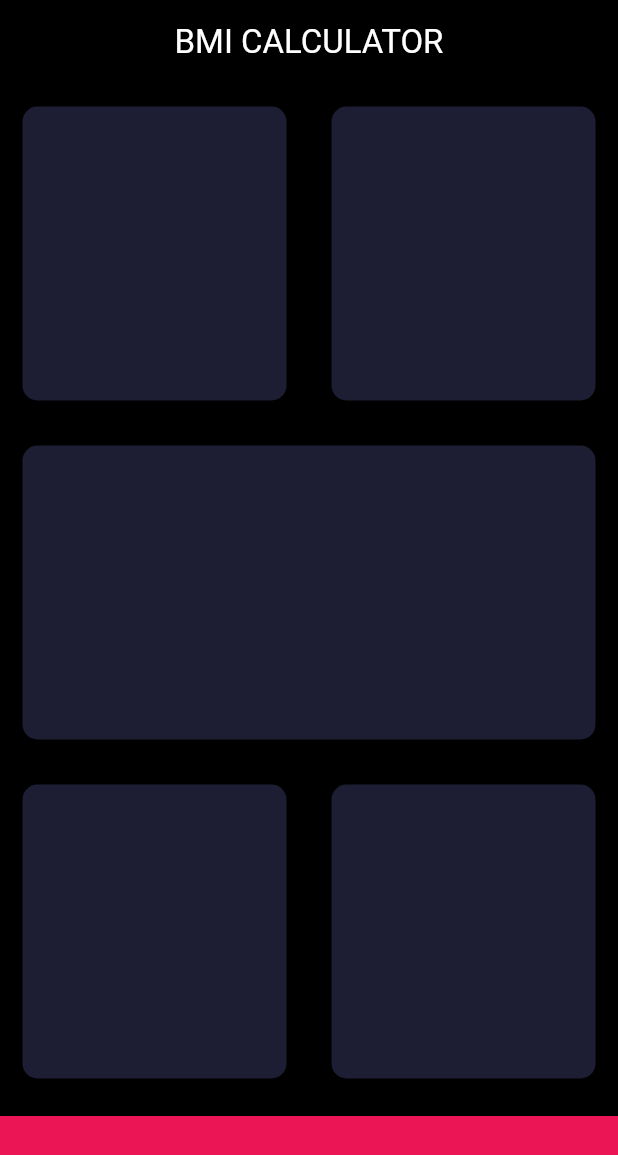
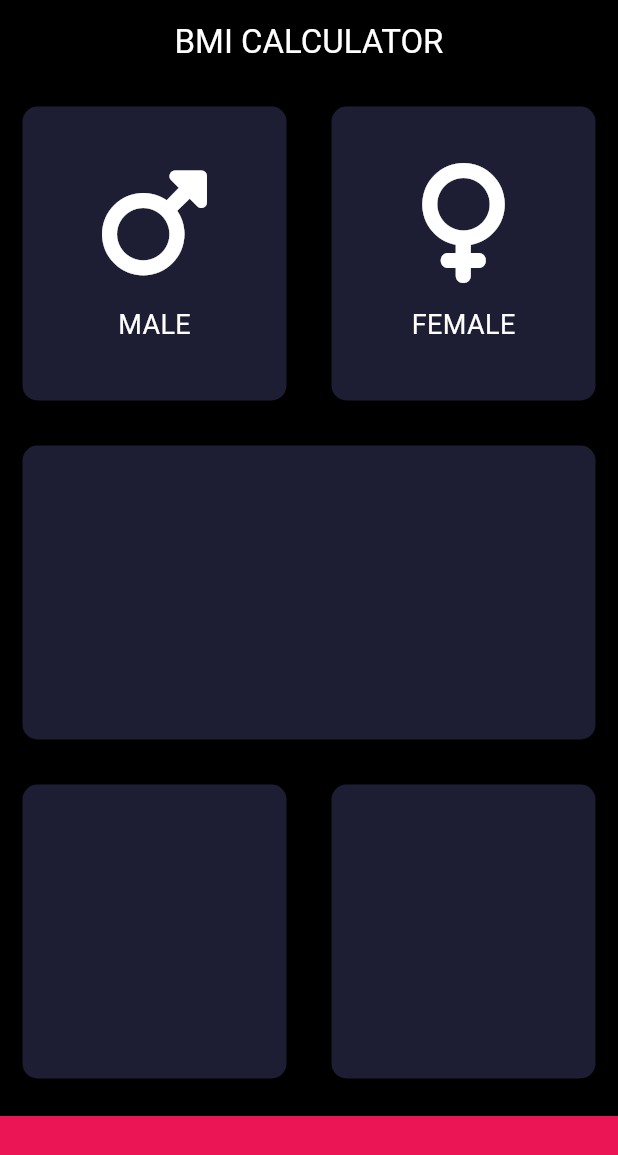
Before and after one commit to bsanderson1981/section12, a Flutter app: the screen it shows after launch, on a phone screen of 412 x 824 dp. Shown: the top 1155 px of the screen. Run offline on Flutter 3.47's test engine with Material 3 defaults, Android fonts, the phone set to English and light mode, and no system bars; our stand-ins replace font_awesome_flutter.

Commit message:
Made my section 12   # 125 updated code for male female icons and text

```diff
--- a/lib/main.dart
+++ b/lib/main.dart
@@ -1,12 +1,11 @@
 import 'package:flutter/material.dart';
-//import 'smallbox.dart';
-//import 'largebox.dart';
-// start  section 12 #125
- const bottomContainerHeight  = 80.0;
- const cardBackgroundColor = 0xFF1D1E33;
- const bottomContainerColor  = 0xFFEB1555;
+import 'package:font_awesome_flutter/font_awesome_flutter.dart';
 
-void main() => runApp(BMICalculator());
+const bottomContainerHeight = 80.0;
+const cardBackgroundColor = 0xFF1D1E33;
+const bottomContainerColor = 0xFFEB1555;
+
+void main() => runApp(const BMICalculator());
 
 class BMICalculator extends StatelessWidget {
   const BMICalculator({super.key});
@@ -32,38 +31,57 @@ class BMICalculator extends StatelessWidget {
               child: Row(
                 children: <Widget>[
                   Expanded(
-                    child: ReuseCard(colour: Color(cardBackgroundColor),)
+                    child: ReuseCard(
+                      colour: const Color(cardBackgroundColor),
+                      cardChild: Column(
+                        mainAxisAlignment: MainAxisAlignment.center,
+                        children: const [
+                          Icon(FontAwesomeIcons.mars, size: 80, color: Colors.white),
+                          SizedBox(height: 15),
+                          Text('MALE', style: TextStyle(color: Colors.white, fontSize: 18)),
+                        ],
+                      ),
+                    ),
                   ),
                   Expanded(
-                    child: ReuseCard(colour: Color(cardBackgroundColor),
-                    )
+                    child: ReuseCard(
+                      colour: const Color(cardBackgroundColor),
+                      cardChild: Column(
+                        mainAxisAlignment: MainAxisAlignment.center,
+                        children: const [
+                          Icon(FontAwesomeIcons.venus, size: 80, color: Colors.white),
+                          SizedBox(height: 15),
+                          Text('FEMALE', style: TextStyle(color: Colors.white, fontSize: 18)),
+                        ],
+                      ),
+                    ),
                   ),
                 ],
               ),
             ),
-            //middle box on screen
-            Expanded(child: ReuseCard(colour: Color(cardBackgroundColor)),
+            Expanded(
+              child: ReuseCard(
+                colour: const Color(cardBackgroundColor),
+              ),
             ),
             Expanded(
               child: Row(
                 children: <Widget>[
                   Expanded(
-                    child:ReuseCard(colour: Color(cardBackgroundColor))
+                    child: ReuseCard(colour: const Color(cardBackgroundColor)),
                   ),
                   Expanded(
-                    child: ReuseCard(colour: Color(cardBackgroundColor))
+                    child: ReuseCard(colour: const Color(cardBackgroundColor)),
                   ),
                 ],
               ),
             ),
-          // footer red bar
-          Container(
-            color: Color(bottomContainerColor ),
-            margin: EdgeInsets.only(top: 10.0),
-            width: double.infinity,
-            height: bottomContainerHeight,
-
-          )
+            Container(
+              color: const Color(bottomContainerColor),
+              margin: const EdgeInsets.only(top: 10.0),
+              width: double.infinity,
+              height: bottomContainerHeight,
+            ),
           ],
         ),
       ),
@@ -72,18 +90,18 @@ class BMICalculator extends StatelessWidget {
 }
 
 class ReuseCard extends StatelessWidget {
+  final Color colour;
+  final Widget? cardChild;
 
-  final Color colour;
-  ReuseCard({required this.colour});
-
-
+  const ReuseCard({required this.colour, this.cardChild, super.key});
 
   @override
   Widget build(BuildContext context) {
     return Container(
-      margin: EdgeInsets.all(15.0),
+      child: cardChild,
+      margin: const EdgeInsets.all(15.0),
       decoration: BoxDecoration(
-        color: Color(cardBackgroundColor),
+        color: colour,
         borderRadius: BorderRadius.circular(10.0),
       ),
     );
--- a/pubspec.yaml
+++ b/pubspec.yaml
@@ -34,6 +34,7 @@ dependencies:
   # The following adds the Cupertino Icons font to your application.
   # Use with the CupertinoIcons class for iOS style icons.
   cupertino_icons: ^1.0.8
+  font_awesome_flutter: ^10.8.0
 
 dev_dependencies:
   flutter_test:
```
Also changed, not shown: pubspec.lock.
